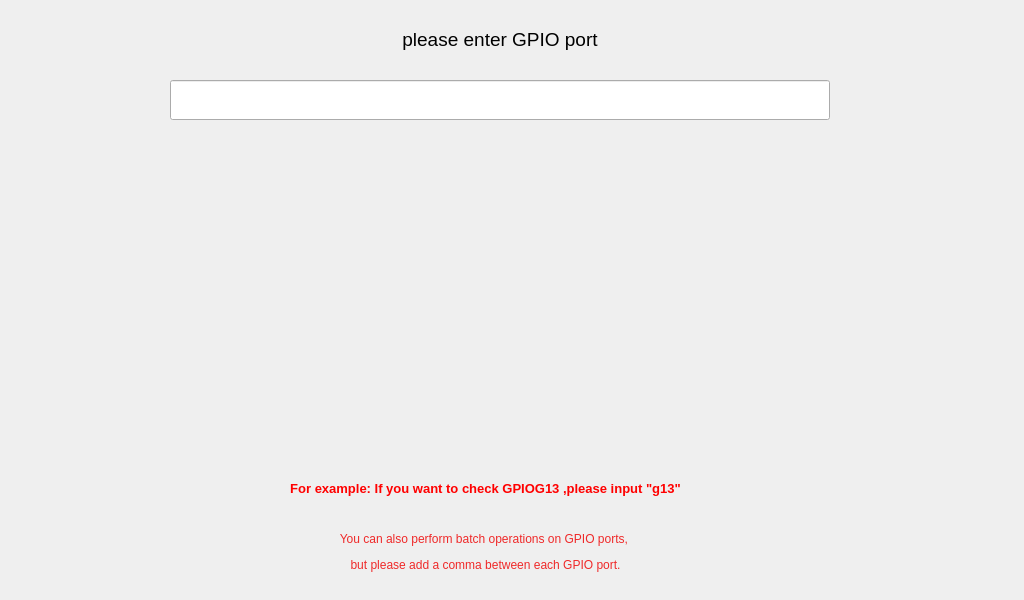
Old version of the form qt/t507/gpio.ui in the repository jizizihe/baijie_demo.
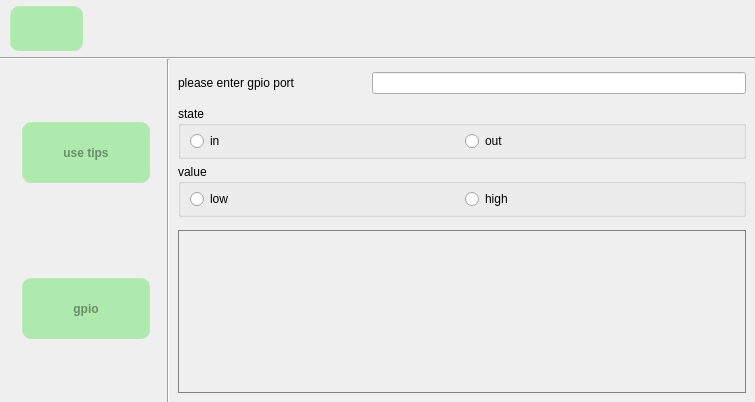
New version of the form. Icons and pictures are not drawn.

Commit message: func: add and change many code for: 1.optimize voice 2.add rotating screen  90 degrees 3.add  select file function 4.adaptation of screen/font 5.optimize backlight 6.add sreen ration by input method 7.modified the file copy, cut, and delete function 8.adjust the serial port Layout 9.unify font and layout

The edit to the form file:
```diff
--- a/qt/t507/gpio.ui
+++ b/qt/t507/gpio.ui
@@ -6,10 +6,25 @@
    <rect>
     <x>0</x>
     <y>0</y>
-    <width>1024</width>
-    <height>600</height>
+    <width>755</width>
+    <height>402</height>
    </rect>
   </property>
+  <property name="sizePolicy">
+   <sizepolicy hsizetype="Minimum" vsizetype="Minimum">
+    <horstretch>0</horstretch>
+    <verstretch>0</verstretch>
+   </sizepolicy>
+  </property>
+  <property name="minimumSize">
+   <size>
+    <width>1</width>
+    <height>1</height>
+   </size>
+  </property>
+  <property name="focusPolicy">
+   <enum>Qt::WheelFocus</enum>
+  </property>
   <property name="windowTitle">
    <string>Form</string>
   </property>
@@ -27,7 +42,6 @@
      border-width:  2px;  /*边框宽度为4像素*/
      border-radius: 10px; /*边框圆角半径*/
      border-color: rgba(255, 225, 255, 30);/*边框颜色*/
-     font: bold 14px;/*字体*/
      color:rgba(0, 0, 0, 100);/*字体颜色*/
      padding: 6px; /*填衬*/
     outline: none; /*去掉按钮的虚线框*/
@@ -63,44 +77,473 @@
 	border:1px solid gray;
 }</string>
   </property>
-  <widget class="QLineEdit" name="lineedit1_1">
-   <property name="geometry">
-    <rect>
-     <x>170</x>
-     <y>80</y>
-     <width>660</width>
-     <height>40</height>
-    </rect>
+  <layout class="QGridLayout" name="gridLayout_3" rowstretch="1,0,6">
+   <property name="leftMargin">
+    <number>0</number>
    </property>
+   <property name="topMargin">
+    <number>0</number>
+   </property>
+   <property name="rightMargin">
+    <number>0</number>
+   </property>
+   <property name="bottomMargin">
+    <number>0</number>
+   </property>
+   <property name="spacing">
+    <number>0</number>
+   </property>
+   <item row="2" column="0">
+    <layout class="QHBoxLayout" name="horizontalLayout_6" stretch="2,0,7">
+     <item>
+      <widget class="QWidget" name="widget" native="true">
+       <property name="focusPolicy">
+        <enum>Qt::WheelFocus</enum>
+       </property>
+       <layout class="QVBoxLayout" name="verticalLayout_5" stretch="2,2,3,2,2">
+        <property name="spacing">
+         <number>0</number>
+        </property>
+        <property name="leftMargin">
+         <number>5</number>
+        </property>
+        <property name="topMargin">
+         <number>0</number>
+        </property>
+        <property name="rightMargin">
+         <number>0</number>
+        </property>
+        <property name="bottomMargin">
+         <number>0</number>
+        </property>
+        <item>
+         <spacer name="verticalSpacer">
+          <property name="orientation">
+           <enum>Qt::Vertical</enum>
+          </property>
+          <property name="sizeHint" stdset="0">
+           <size>
+            <width>20</width>
+            <height>82</height>
+           </size>
+          </property>
+         </spacer>
+        </item>
+        <item>
+         <layout class="QHBoxLayout" name="horizontalLayout_5" stretch="1,8,1">
+          <property name="spacing">
+           <number>0</number>
+          </property>
+          <item>
+           <spacer name="horizontalSpacer_2">
+            <property name="orientation">
+             <enum>Qt::Horizontal</enum>
+            </property>
+            <property name="sizeHint" stdset="0">
+             <size>
+              <width>40</width>
+              <height>20</height>
+             </size>
+            </property>
+           </spacer>
+          </item>
+          <item>
+           <widget class="QPushButton" name="btn_tips">
+            <property name="sizePolicy">
+             <sizepolicy hsizetype="Minimum" vsizetype="Minimum">
+              <horstretch>0</horstretch>
+              <verstretch>0</verstretch>
+             </sizepolicy>
+            </property>
+            <property name="minimumSize">
+             <size>
+              <width>0</width>
+              <height>0</height>
+             </size>
+            </property>
+            <property name="maximumSize">
+             <size>
+              <width>16777215</width>
+              <height>16777215</height>
+             </size>
+            </property>
+            <property name="font">
+             <font>
+              <weight>75</weight>
+              <italic>false</italic>
+              <bold>true</bold>
+             </font>
+            </property>
+            <property name="focusPolicy">
+             <enum>Qt::NoFocus</enum>
+            </property>
+            <property name="layoutDirection">
+             <enum>Qt::LeftToRight</enum>
+            </property>
+            <property name="styleSheet">
+             <string notr="true"/>
+            </property>
    <property name="text">
-    <string/>
-   </property>
-  </widget>
+             <string>use tips</string>
+            </property>
+            <property name="iconSize">
+             <size>
+              <width>36</width>
+              <height>36</height>
+             </size>
+            </property>
+            <property name="autoRepeatDelay">
+             <number>300</number>
+            </property>
+            <property name="autoRepeatInterval">
+             <number>100</number>
+            </property>
+           </widget>
+          </item>
+          <item>
+           <spacer name="horizontalSpacer_4">
+            <property name="orientation">
+             <enum>Qt::Horizontal</enum>
+            </property>
+            <property name="sizeHint" stdset="0">
+             <size>
+              <width>40</width>
+              <height>20</height>
+             </size>
+            </property>
+           </spacer>
+          </item>
+         </layout>
+        </item>
+        <item>
+         <spacer name="verticalSpacer_2">
+          <property name="orientation">
+           <enum>Qt::Vertical</enum>
+          </property>
+          <property name="sizeHint" stdset="0">
+           <size>
+            <width>20</width>
+            <height>82</height>
+           </size>
+          </property>
+         </spacer>
+        </item>
+        <item>
+         <layout class="QHBoxLayout" name="horizontalLayout_3" stretch="1,8,1">
+          <property name="spacing">
+           <number>0</number>
+          </property>
+          <item>
+           <spacer name="horizontalSpacer_5">
+            <property name="orientation">
+             <enum>Qt::Horizontal</enum>
+            </property>
+            <property name="sizeHint" stdset="0">
+             <size>
+              <width>40</width>
+              <height>20</height>
+             </size>
+            </property>
+           </spacer>
+          </item>
+          <item>
+           <widget class="QPushButton" name="btn_tips_2">
+            <property name="sizePolicy">
+             <sizepolicy hsizetype="Minimum" vsizetype="Minimum">
+              <horstretch>0</horstretch>
+              <verstretch>0</verstretch>
+             </sizepolicy>
+            </property>
+            <property name="minimumSize">
+             <size>
+              <width>0</width>
+              <height>0</height>
+             </size>
+            </property>
+            <property name="maximumSize">
+             <size>
+              <width>16777215</width>
+              <height>16777215</height>
+             </size>
+            </property>
+            <property name="font">
+             <font>
+              <weight>75</weight>
+              <italic>false</italic>
+              <bold>true</bold>
+             </font>
+            </property>
+            <property name="focusPolicy">
+             <enum>Qt::NoFocus</enum>
+            </property>
+            <property name="layoutDirection">
+             <enum>Qt::LeftToRight</enum>
+            </property>
+            <property name="styleSheet">
+             <string notr="true"/>
+            </property>
+            <property name="text">
+             <string>gpio</string>
+            </property>
+            <property name="iconSize">
+             <size>
+              <width>36</width>
+              <height>36</height>
+             </size>
+            </property>
+            <property name="autoRepeatDelay">
+             <number>300</number>
+            </property>
+            <property name="autoRepeatInterval">
+             <number>100</number>
+            </property>
+           </widget>
+          </item>
+          <item>
+           <spacer name="horizontalSpacer_6">
+            <property name="orientation">
+             <enum>Qt::Horizontal</enum>
+            </property>
+            <property name="sizeHint" stdset="0">
+             <size>
+              <width>40</width>
+              <height>20</height>
+             </size>
+            </property>
+           </spacer>
+          </item>
+         </layout>
+        </item>
+        <item>
+         <spacer name="verticalSpacer_3">
+          <property name="orientation">
+           <enum>Qt::Vertical</enum>
+          </property>
+          <property name="sizeHint" stdset="0">
+           <size>
+            <width>20</width>
+            <height>82</height>
+           </size>
+          </property>
+         </spacer>
+        </item>
+       </layout>
+      </widget>
+     </item>
+     <item>
+      <widget class="Line" name="line_2">
+       <property name="sizePolicy">
+        <sizepolicy hsizetype="Minimum" vsizetype="Minimum">
+         <horstretch>0</horstretch>
+         <verstretch>0</verstretch>
+        </sizepolicy>
+       </property>
+       <property name="minimumSize">
+        <size>
+         <width>2</width>
+         <height>0</height>
+        </size>
+       </property>
+       <property name="maximumSize">
+        <size>
+         <width>2</width>
+         <height>16777215</height>
+        </size>
+       </property>
+       <property name="orientation">
+        <enum>Qt::Vertical</enum>
+       </property>
+      </widget>
+     </item>
+     <item>
+      <widget class="QStackedWidget" name="stackedWidget">
+       <property name="focusPolicy">
+        <enum>Qt::WheelFocus</enum>
+       </property>
+       <property name="currentIndex">
+        <number>0</number>
+       </property>
+       <widget class="QWidget" name="page">
+        <layout class="QGridLayout" name="gridLayout_2" rowstretch="1,6,1,11,1,20">
+         <property name="topMargin">
+          <number>5</number>
+         </property>
+         <property name="horizontalSpacing">
+          <number>5</number>
+         </property>
+         <property name="verticalSpacing">
+          <number>4</number>
+         </property>
+         <item row="3" column="0">
+          <layout class="QVBoxLayout" name="verticalLayout_2" stretch="1,1">
+           <property name="spacing">
+            <number>5</number>
+           </property>
+           <item>
+            <widget class="QGroupBox" name="stateGroup">
+             <property name="focusPolicy">
+              <enum>Qt::WheelFocus</enum>
+             </property>
+             <property name="title">
+              <string>state</string>
+             </property>
+             <layout class="QHBoxLayout" name="horizontalLayout_2">
+              <property name="topMargin">
+               <number>5</number>
+              </property>
+              <property name="bottomMargin">
+               <number>5</number>
+              </property>
+              <item>
+               <widget class="QRadioButton" name="rBtnin">
+                <property name="text">
+                 <string>in</string>
+                </property>
+               </widget>
+              </item>
+              <item>
+               <widget class="QRadioButton" name="rBtnout">
+                <property name="text">
+                 <string>out</string>
+                </property>
+               </widget>
+              </item>
+             </layout>
+            </widget>
+           </item>
+           <item>
+            <widget class="QGroupBox" name="valueGroup">
+             <property name="focusPolicy">
+              <enum>Qt::WheelFocus</enum>
+             </property>
+             <property name="title">
+              <string>value</string>
+             </property>
+             <layout class="QHBoxLayout" name="horizontalLayout_7">
+              <property name="leftMargin">
+               <number>9</number>
+              </property>
+              <property name="topMargin">
+               <number>5</number>
+              </property>
+              <property name="bottomMargin">
+               <number>5</number>
+              </property>
+              <item>
+               <widget class="QRadioButton" name="rBtnlow">
+                <property name="text">
+                 <string>low</string>
+                </property>
+               </widget>
+              </item>
+              <item>
+               <widget class="QRadioButton" name="rBtnhigh">
+                <property name="text">
+                 <string>high</string>
+                </property>
+               </widget>
+              </item>
+             </layout>
+            </widget>
+           </item>
+          </layout>
+         </item>
+         <item row="0" column="0">
+          <spacer name="verticalSpacer_4">
+           <property name="orientation">
+            <enum>Qt::Vertical</enum>
+           </property>
+           <property name="sizeHint" stdset="0">
+            <size>
+             <width>355</width>
+             <height>1</height>
+            </size>
+           </property>
+          </spacer>
+         </item>
+         <item row="1" column="0">
+          <layout class="QHBoxLayout" name="horizontalLayout" stretch="1,2">
+           <property name="spacing">
+            <number>7</number>
+           </property>
+           <item>
   <widget class="QLabel" name="label">
-   <property name="geometry">
-    <rect>
-     <x>170</x>
-     <y>20</y>
-     <width>660</width>
-     <height>40</height>
-    </rect>
+             <property name="focusPolicy">
+              <enum>Qt::WheelFocus</enum>
    </property>
    <property name="text">
-    <string>&lt;html&gt;&lt;head/&gt;&lt;body&gt;&lt;p align=&quot;center&quot;&gt;&lt;span style=&quot; font-size:14pt;&quot;&gt;please enter GPIO port&lt;/span&gt;&lt;/p&gt;&lt;/body&gt;&lt;/html&gt;</string>
-   </property>
-   <property name="alignment">
-    <set>Qt::AlignCenter</set>
-   </property>
-  </widget>
-  <widget class="QWidget" name="layoutWidget">
-   <property name="geometry">
-    <rect>
-     <x>20</x>
-     <y>460</y>
-     <width>931</width>
-     <height>121</height>
-    </rect>
-   </property>
+              <string>please enter gpio port</string>
+             </property>
+            </widget>
+           </item>
+           <item>
+            <widget class="QLineEdit" name="lineedit1_1"/>
+           </item>
+          </layout>
+         </item>
+         <item row="5" column="0">
+          <widget class="QWidget" name="widget_2" native="true">
+           <layout class="QGridLayout" name="gridLayout_4">
+            <property name="leftMargin">
+             <number>0</number>
+            </property>
+            <property name="topMargin">
+             <number>0</number>
+            </property>
+            <property name="rightMargin">
+             <number>0</number>
+            </property>
+            <property name="bottomMargin">
+             <number>0</number>
+            </property>
+            <property name="spacing">
+             <number>0</number>
+            </property>
+            <item row="0" column="0">
+             <widget class="QTextEdit" name="display">
+              <property name="focusPolicy">
+               <enum>Qt::WheelFocus</enum>
+              </property>
+              <property name="layoutDirection">
+               <enum>Qt::LeftToRight</enum>
+              </property>
+             </widget>
+            </item>
+           </layout>
+          </widget>
+         </item>
+         <item row="4" column="0">
+          <spacer name="verticalSpacer_6">
+           <property name="orientation">
+            <enum>Qt::Vertical</enum>
+           </property>
+           <property name="sizeHint" stdset="0">
+            <size>
+             <width>20</width>
+             <height>40</height>
+            </size>
+           </property>
+          </spacer>
+         </item>
+         <item row="2" column="0">
+          <spacer name="verticalSpacer_5">
+           <property name="orientation">
+            <enum>Qt::Vertical</enum>
+           </property>
+           <property name="sizeHint" stdset="0">
+            <size>
+             <width>556</width>
+             <height>10</height>
+            </size>
+           </property>
+          </spacer>
+         </item>
+        </layout>
+       </widget>
+       <widget class="QWidget" name="page_3"/>
+       <widget class="QWidget" name="page_2">
+        <layout class="QGridLayout" name="gridLayout">
+         <item row="0" column="0">
    <layout class="QVBoxLayout" name="verticalLayout">
     <item>
      <widget class="QLabel" name="label_2">
@@ -960,7 +1403,142 @@
      </widget>
     </item>
    </layout>
-  </widget>
+         </item>
+        </layout>
+       </widget>
+      </widget>
+     </item>
+    </layout>
+   </item>
+   <item row="1" column="0">
+    <widget class="Line" name="line">
+     <property name="sizePolicy">
+      <sizepolicy hsizetype="Minimum" vsizetype="Minimum">
+       <horstretch>0</horstretch>
+       <verstretch>0</verstretch>
+      </sizepolicy>
+     </property>
+     <property name="minimumSize">
+      <size>
+       <width>0</width>
+       <height>2</height>
+      </size>
+     </property>
+     <property name="maximumSize">
+      <size>
+       <width>16777215</width>
+       <height>2</height>
+      </size>
+     </property>
+     <property name="orientation">
+      <enum>Qt::Horizontal</enum>
+     </property>
+    </widget>
+   </item>
+   <item row="0" column="0">
+    <layout class="QHBoxLayout" name="horizontalLayout_4" stretch="1,9">
+     <property name="spacing">
+      <number>0</number>
+     </property>
+     <property name="leftMargin">
+      <number>9</number>
+     </property>
+     <property name="topMargin">
+      <number>5</number>
+     </property>
+     <property name="bottomMargin">
+      <number>5</number>
+     </property>
+     <item>
+      <widget class="QPushButton" name="ret">
+       <property name="sizePolicy">
+        <sizepolicy hsizetype="Minimum" vsizetype="Minimum">
+         <horstretch>0</horstretch>
+         <verstretch>0</verstretch>
+        </sizepolicy>
+       </property>
+       <property name="minimumSize">
+        <size>
+         <width>0</width>
+         <height>0</height>
+        </size>
+       </property>
+       <property name="maximumSize">
+        <size>
+         <width>16777215</width>
+         <height>16777215</height>
+        </size>
+       </property>
+       <property name="styleSheet">
+        <string notr="true">/****************按钮部件*******************/
+QPushButton{
+     background-color: rgba(100, 225, 100, 120);/*背景色*/
+     border-style: outset; /*边框样式*/
+     border-width:  2px;  /*边框宽度为4像素*/
+     border-radius: 10px; /*边框圆角半径*/
+     border-color: rgba(255, 225, 255, 30);/*边框颜色*/
+     font: bold 14px;/*字体*/
+     color:rgba(0, 0, 0, 100);/*字体颜色*/
+     padding: 6px; /*填衬*/
+    outline: none; /*去掉按钮的虚线框*/
+}
+
+QPushButton:hover{ /*鼠标悬停在按钮上时*/
+        background-color:rgba(100,255,100, 100);
+        border-color: rgba(255, 225, 255, 200);
+        color:rgba(0, 0, 0, 200);
+}
+
+QPushButton:pressed { /*按钮被按下时*/
+     background-color:rgba(100,255,100, 200);
+     border-color: rgba(255, 225, 255, 30);
+     border-style: inset;
+     color:rgba(0, 0, 0, 100);
+}
+
+/****************滑块部件*******************/
+
+
+QSlider::handle:horizontal { /*水平滑块的手柄*/
+        image: url(:/image/sliderHandle.png);
+}
+
+QSlider::sub-page:horizontal { /*水平滑块手柄以前的部分*/
+        border-image: url(:/image/slider.png);/*边框图片*/
+}</string>
+       </property>
+       <property name="text">
+        <string/>
+       </property>
+       <property name="icon">
+        <iconset>
+         <normalon>:/t507_button_image/return.png</normalon>
+        </iconset>
+       </property>
+       <property name="iconSize">
+        <size>
+         <width>32</width>
+         <height>32</height>
+        </size>
+       </property>
+      </widget>
+     </item>
+     <item>
+      <spacer name="horizontalSpacer_3">
+       <property name="orientation">
+        <enum>Qt::Horizontal</enum>
+       </property>
+       <property name="sizeHint" stdset="0">
+        <size>
+         <width>78</width>
+         <height>20</height>
+        </size>
+       </property>
+      </spacer>
+     </item>
+    </layout>
+   </item>
+  </layout>
  </widget>
  <resources/>
  <connections/>
```
Lines whose indentation alone changed are shown as unchanged. The commit also changes 161 other files.
